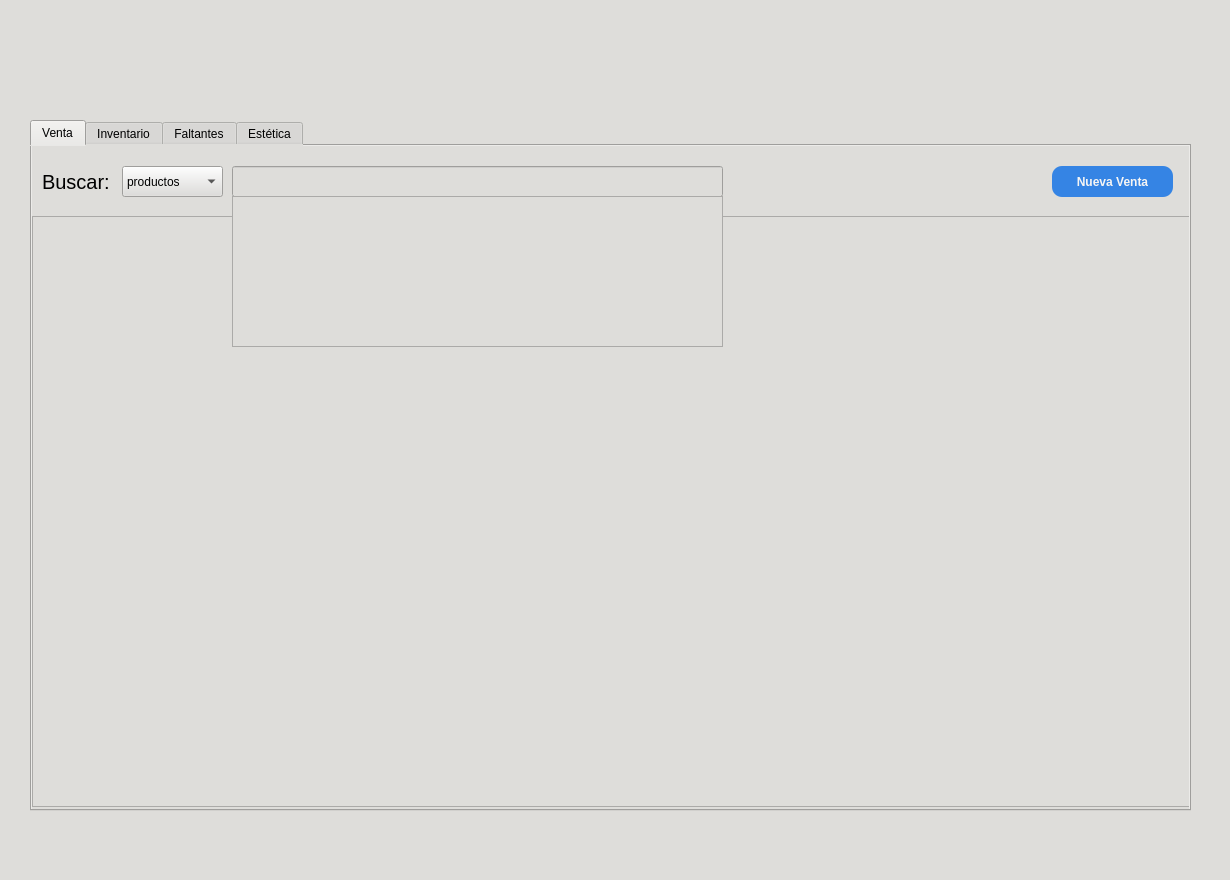
Old version of the form UI/main.ui in the repository nssmelmsr/CentroVeterinario.
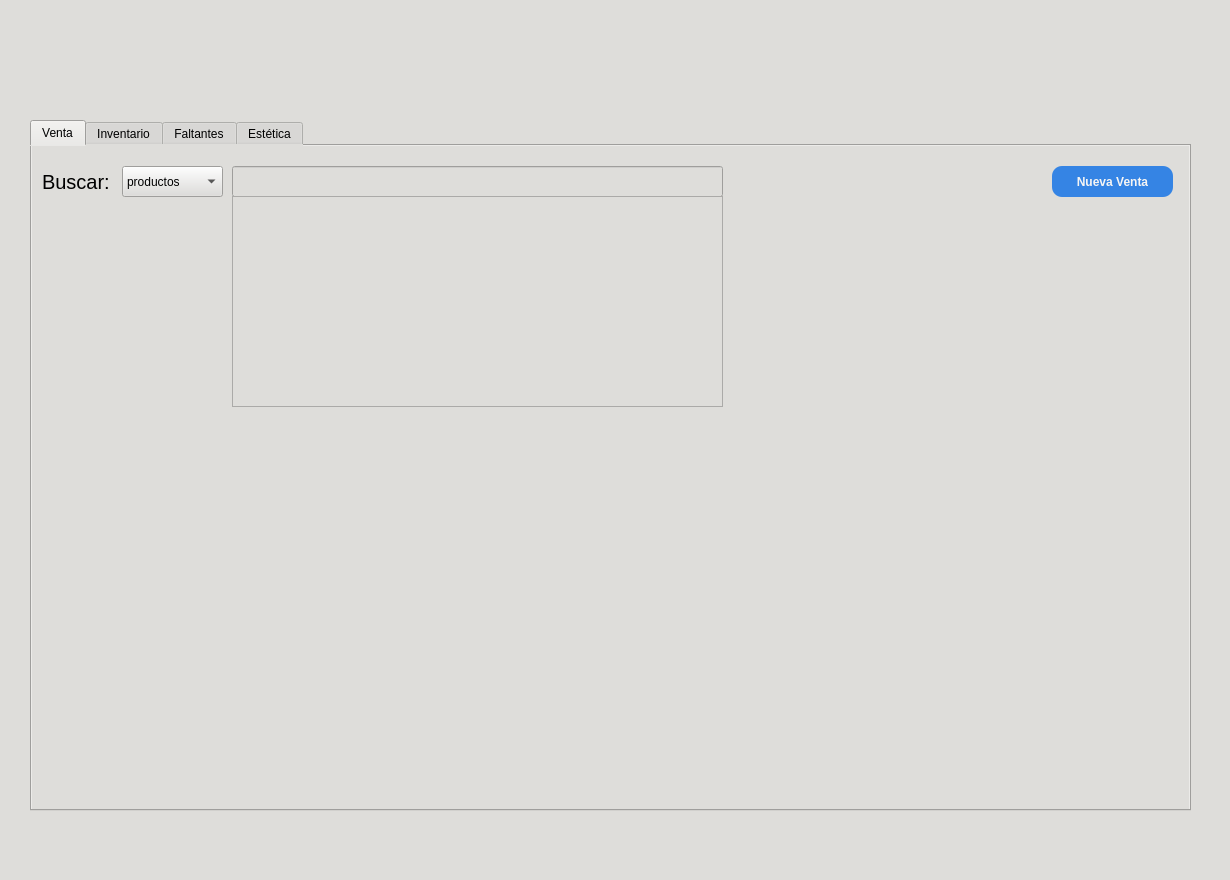
New version of the form. The open tabs and pages were chosen to show the change. Icons and pictures are not drawn.

```diff
--- a/UI/main.ui
+++ b/UI/main.ui
@@ -320,59 +320,6 @@
        <attribute name="title">
         <string>Venta</string>
        </attribute>
-       <widget class="QScrollArea" name="contenedor_cuentas">
-        <property name="geometry">
-         <rect>
-          <x>0</x>
-          <y>70</y>
-          <width>1161</width>
-          <height>591</height>
-         </rect>
-        </property>
-        <property name="widgetResizable">
-         <bool>true</bool>
-        </property>
-        <widget class="QWidget" name="scrollAreaWidgetContents">
-         <property name="geometry">
-          <rect>
-           <x>0</x>
-           <y>0</y>
-           <width>1159</width>
-           <height>589</height>
-          </rect>
-         </property>
-         <widget class="QWidget" name="horizontalLayoutWidget">
-          <property name="geometry">
-           <rect>
-            <x>0</x>
-            <y>0</y>
-            <width>1161</width>
-            <height>591</height>
-           </rect>
-          </property>
-          <layout class="QHBoxLayout" name="HLayout">
-           <property name="spacing">
-            <number>4</number>
-           </property>
-           <property name="sizeConstraint">
-            <enum>QLayout::SetMaximumSize</enum>
-           </property>
-           <property name="leftMargin">
-            <number>2</number>
-           </property>
-           <property name="topMargin">
-            <number>1</number>
-           </property>
-           <property name="rightMargin">
-            <number>2</number>
-           </property>
-           <property name="bottomMargin">
-            <number>1</number>
-           </property>
-          </layout>
-         </widget>
-        </widget>
-       </widget>
        <widget class="QLabel" name="label_search_2">
         <property name="geometry">
          <rect>
@@ -458,36 +405,26 @@
          <bool>false</bool>
         </property>
        </widget>
+       <widget class="QWidget" name="horizontalLayoutWidget">
+        <property name="geometry">
+         <rect>
+          <x>0</x>
+          <y>90</y>
+          <width>1161</width>
+          <height>571</height>
+         </rect>
+        </property>
+        <layout class="QHBoxLayout" name="HLayout"/>
+       </widget>
        <widget class="QTableView" name="table_busq">
         <property name="geometry">
          <rect>
           <x>200</x>
           <y>50</y>
           <width>491</width>
-          <height>151</height>
+          <height>211</height>
          </rect>
         </property>
-        <property name="minimumSize">
-         <size>
-          <width>491</width>
-          <height>0</height>
-         </size>
-        </property>
-        <property name="maximumSize">
-         <size>
-          <width>491</width>
-          <height>16777215</height>
-         </size>
-        </property>
-        <property name="sizeAdjustPolicy">
-         <enum>QAbstractScrollArea::AdjustToContentsOnFirstShow</enum>
-        </property>
-        <property name="selectionBehavior">
-         <enum>QAbstractItemView::SelectRows</enum>
-        </property>
-        <property name="sortingEnabled">
-         <bool>false</bool>
-        </property>
        </widget>
       </widget>
       <widget class="QWidget" name="tab_inventario">
```
Left out of the diff: 2 changed lines with no effect on the pictures.
